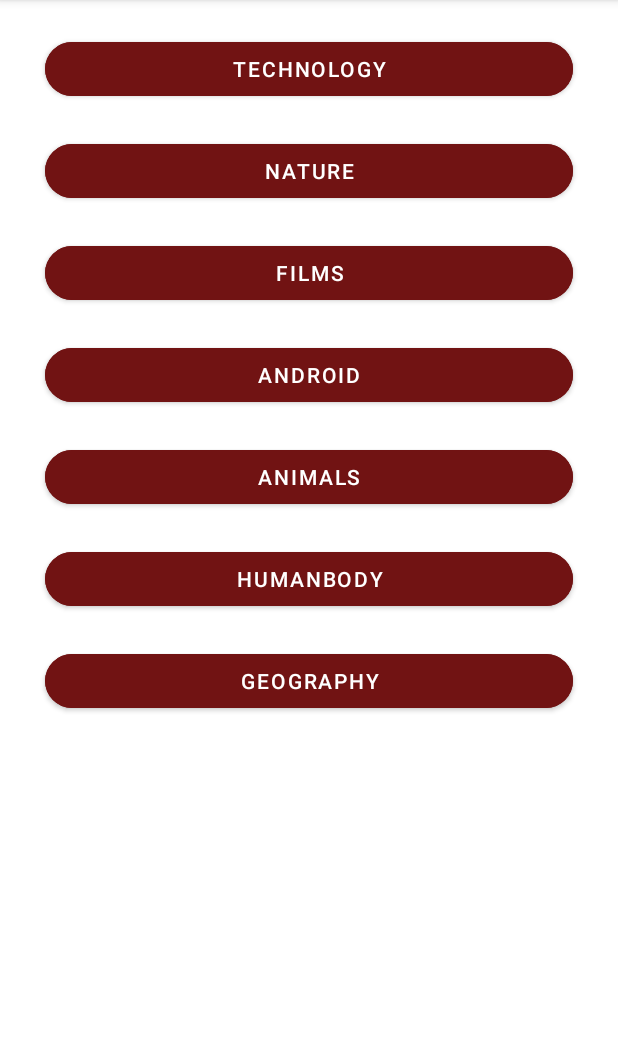
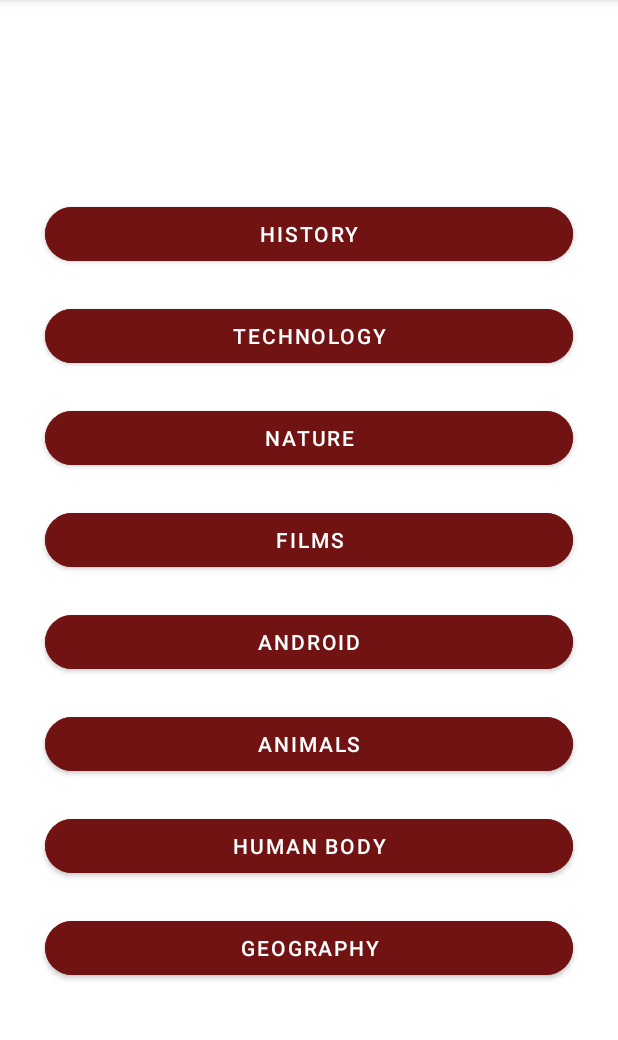
Before and after one commit to maria710/vamz_sem, an Android app: the CategoriesActivity screen opened directly, with no data from a screen before it, on a phone screen of 412 x 824 dp, the part 84-1124 px from its top. Run offline under Robolectric (Android 15) with nearby library versions, the phone set to English and light mode, and no system bars.

Commit message:
com9: modified

```diff
--- a/app/src/main/AndroidManifest.xml
+++ b/app/src/main/AndroidManifest.xml
@@ -23,9 +23,6 @@
             android:name=".CategoriesActivity"
             android:exported="false" />
         <activity
-            android:name=".QuestionsActivity"
-            android:exported="false" />
-        <activity
             android:name=".MainActivity"
             android:exported="true">
             <intent-filter>
--- a/app/src/main/res/layout/activity_categories.xml
+++ b/app/src/main/res/layout/activity_categories.xml
@@ -18,24 +18,26 @@
 
     <LinearLayout
         android:layout_width="0dp"
-        android:layout_height="833dp"
-        android:layout_marginTop="57dp"
-        android:layout_marginBottom="1dp"
+        android:layout_height="wrap_content"
+        android:layout_marginTop="16dp"
+        android:layout_marginBottom="16dp"
         android:orientation="vertical"
         app:layout_constraintBottom_toBottomOf="parent"
         app:layout_constraintEnd_toEndOf="parent"
+        app:layout_constraintHorizontal_bias="0.0"
         app:layout_constraintStart_toStartOf="parent"
-        app:layout_constraintTop_toTopOf="@+id/toolbar">
+        app:layout_constraintTop_toTopOf="parent">
 
         <Button
             android:id="@+id/categoryHistory"
             android:layout_width="match_parent"
             android:layout_height="wrap_content"
-            android:text="@string/history"
+            android:layout_marginStart="30dp"
             android:layout_marginTop="20dp"
-            android:layout_marginStart="30dp"
             android:layout_marginEnd="30dp"
             android:backgroundTint="@color/dark_red"
+            android:onClick="history"
+            android:text="@string/history"
             app:cornerRadius="20dp"
             app:layout_constraintEnd_toEndOf="parent"
             app:layout_constraintStart_toStartOf="parent" />
@@ -44,11 +46,11 @@
             android:id="@+id/buttonTechnology"
             android:layout_width="match_parent"
             android:layout_height="wrap_content"
-            android:text="@string/technology"
+            android:layout_marginStart="30dp"
             android:layout_marginTop="20dp"
-            android:layout_marginStart="30dp"
             android:layout_marginEnd="30dp"
             android:backgroundTint="@color/dark_red"
+            android:text="@string/technology"
             app:cornerRadius="20dp"
             app:layout_constraintEnd_toEndOf="parent"
             app:layout_constraintStart_toStartOf="parent" />
@@ -57,11 +59,11 @@
             android:id="@+id/buttonNature"
             android:layout_width="match_parent"
             android:layout_height="wrap_content"
-            android:text="@string/nature"
+            android:layout_marginStart="30dp"
             android:layout_marginTop="20dp"
-            android:layout_marginStart="30dp"
             android:layout_marginEnd="30dp"
             android:backgroundTint="@color/dark_red"
+            android:text="@string/nature"
             app:cornerRadius="20dp"
             app:layout_constraintEnd_toEndOf="parent"
             app:layout_constraintStart_toStartOf="parent" />
@@ -70,11 +72,11 @@
             android:id="@+id/buttonFilms"
             android:layout_width="match_parent"
             android:layout_height="wrap_content"
-            android:text="Films"
+            android:layout_marginStart="30dp"
             android:layout_marginTop="20dp"
-            android:layout_marginStart="30dp"
             android:layout_marginEnd="30dp"
             android:backgroundTint="@color/dark_red"
+            android:text="Films"
             app:cornerRadius="20dp"
             app:layout_constraintEnd_toEndOf="parent"
             app:layout_constraintStart_toStartOf="parent" />
@@ -83,11 +85,11 @@
             android:id="@+id/buttonAndroid"
             android:layout_width="match_parent"
             android:layout_height="wrap_content"
-            android:text="@string/android"
+            android:layout_marginStart="30dp"
             android:layout_marginTop="20dp"
-            android:layout_marginStart="30dp"
             android:layout_marginEnd="30dp"
             android:backgroundTint="@color/dark_red"
+            android:text="@string/android"
             app:cornerRadius="20dp"
             app:layout_constraintEnd_toEndOf="parent"
             app:layout_constraintStart_toStartOf="parent" />
@@ -96,11 +98,11 @@
             android:id="@+id/buttonAnimals"
             android:layout_width="match_parent"
             android:layout_height="wrap_content"
-            android:text="@string/animals"
+            android:layout_marginStart="30dp"
             android:layout_marginTop="20dp"
-            android:layout_marginStart="30dp"
             android:layout_marginEnd="30dp"
             android:backgroundTint="@color/dark_red"
+            android:text="@string/animals"
             app:cornerRadius="20dp"
             app:layout_constraintEnd_toEndOf="parent"
             app:layout_constraintStart_toStartOf="parent" />
@@ -109,11 +111,11 @@
             android:id="@+id/buttonHumanBody"
             android:layout_width="match_parent"
             android:layout_height="wrap_content"
-            android:text="HumanBody"
+            android:layout_marginStart="30dp"
             android:layout_marginTop="20dp"
-            android:layout_marginStart="30dp"
             android:layout_marginEnd="30dp"
             android:backgroundTint="@color/dark_red"
+            android:text="Human Body"
             app:cornerRadius="20dp"
             app:layout_constraintEnd_toEndOf="parent"
             app:layout_constraintStart_toStartOf="parent" />
@@ -122,11 +124,11 @@
             android:id="@+id/buttonGeography"
             android:layout_width="match_parent"
             android:layout_height="wrap_content"
-            android:text="Geography"
+            android:layout_marginStart="30dp"
             android:layout_marginTop="20dp"
-            android:layout_marginStart="30dp"
             android:layout_marginEnd="30dp"
             android:backgroundTint="@color/dark_red"
+            android:text="Geography"
             app:cornerRadius="20dp"
             app:layout_constraintEnd_toEndOf="parent"
             app:layout_constraintStart_toStartOf="parent" />
```
Also changed, not shown: app/src/main/java/com/example/quizup/QuestionActivity.kt (+69 -33 lines).
